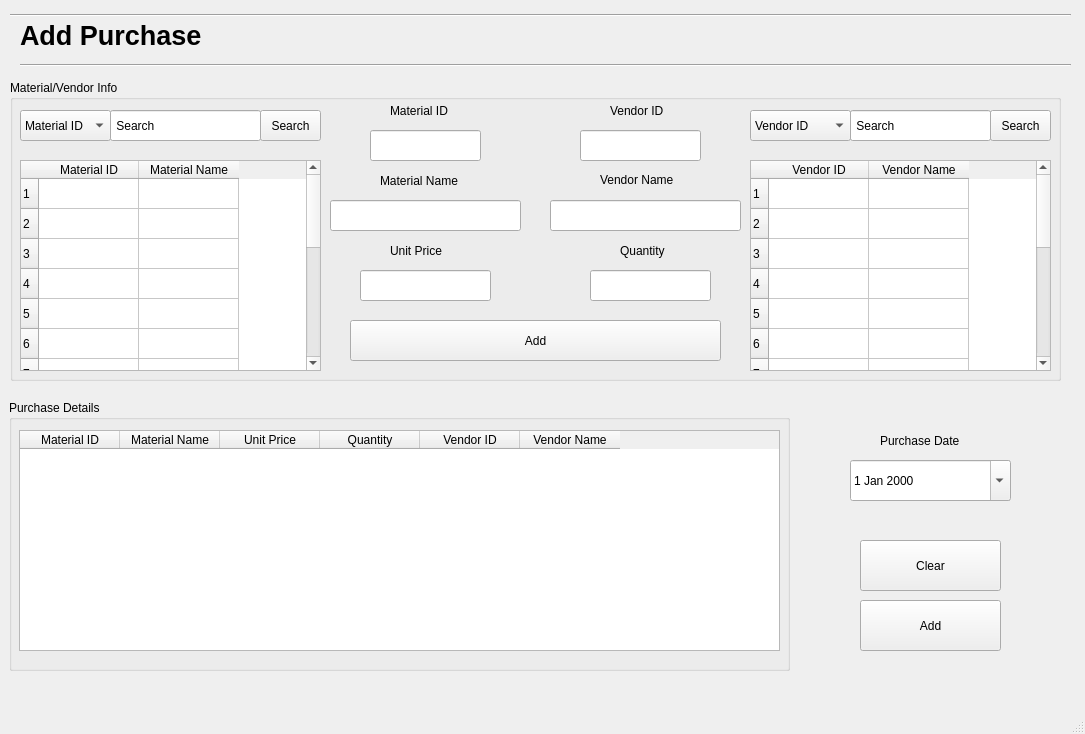
Above: Screens/AddPurchase.ui from basil-ali-khan/Inventory-Management-System before the change. Below: the same form after it.
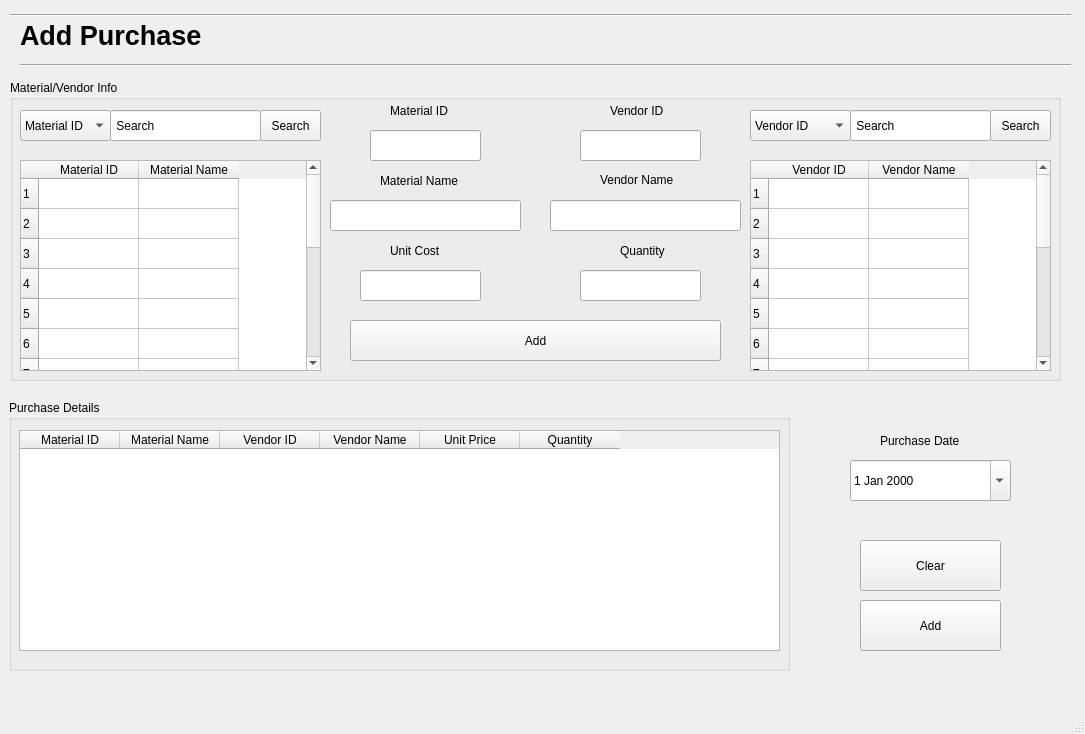
That is the form after the change.

Commit message: Purchase screen is fully functional now

Diff of the .ui file:
```diff
--- a/Screens/AddPurchase.ui
+++ b/Screens/AddPurchase.ui
@@ -261,7 +261,7 @@
       </rect>
      </property>
      <property name="text">
-      <string>Unit Price</string>
+      <string>Unit Cost</string>
      </property>
     </widget>
     <widget class="QLabel" name="label_3">
@@ -282,7 +282,7 @@
       <rect>
        <x>350</x>
        <y>190</y>
-       <width>131</width>
+       <width>121</width>
        <height>31</height>
       </rect>
      </property>
@@ -299,7 +299,7 @@
     <widget class="QLineEdit" name="Quantity">
      <property name="geometry">
       <rect>
-       <x>580</x>
+       <x>570</x>
        <y>190</y>
        <width>121</width>
        <height>31</height>
@@ -657,6 +657,16 @@
        <string>Material Name</string>
       </property>
      </column>
+     <column>
+      <property name="text">
+       <string>Vendor ID</string>
+      </property>
+     </column>
+     <column>
+      <property name="text">
+       <string>Vendor Name</string>
+      </property>
+     </column>
      <column>
       <property name="text">
        <string>Unit Price</string>
@@ -667,16 +677,6 @@
        <string>Quantity</string>
       </property>
      </column>
-     <column>
-      <property name="text">
-       <string>Vendor ID</string>
-      </property>
-     </column>
-     <column>
-      <property name="text">
-       <string>Vendor Name</string>
-      </property>
-     </column>
     </widget>
    </widget>
   </widget>
```
Left out of the diff: 2 changed lines with no effect on the pictures. The commit also changes 5 other files.
